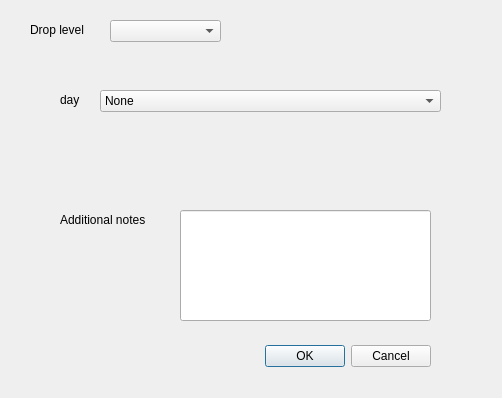
The window that ui/add_notes.ui (LabNeuroCogDevel/LNCDschedule) describes before a commit, drawn with Qt 5.
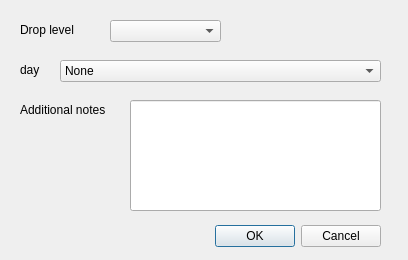
The same window after the commit.

Commit message: cal_table format fixed, wield error on addign notes

```diff
--- a/ui/add_notes.ui
+++ b/ui/add_notes.ui
@@ -6,8 +6,8 @@
    <rect>
     <x>0</x>
     <y>0</y>
-    <width>502</width>
-    <height>398</height>
+    <width>408</width>
+    <height>260</height>
    </rect>
   </property>
   <property name="windowTitle">
@@ -16,8 +16,8 @@
   <widget class="QDialogButtonBox" name="buttonBox">
    <property name="geometry">
     <rect>
-     <x>90</x>
-     <y>340</y>
+     <x>40</x>
+     <y>220</y>
      <width>341</width>
      <height>32</height>
     </rect>
@@ -32,8 +32,8 @@
   <widget class="QLineEdit" name="note_edit">
    <property name="geometry">
     <rect>
-     <x>180</x>
-     <y>210</y>
+     <x>130</x>
+     <y>100</y>
      <width>251</width>
      <height>111</height>
     </rect>
@@ -42,8 +42,8 @@
   <widget class="QLabel" name="relation_label_3">
    <property name="geometry">
     <rect>
-     <x>60</x>
-     <y>210</y>
+     <x>20</x>
+     <y>100</y>
      <width>101</width>
      <height>20</height>
     </rect>
@@ -85,7 +85,7 @@
   <widget class="QLabel" name="relation_label_4">
    <property name="geometry">
     <rect>
-     <x>30</x>
+     <x>20</x>
      <y>20</y>
      <width>101</width>
      <height>20</height>
@@ -98,8 +98,8 @@
   <widget class="QLabel" name="relation_label_5">
    <property name="geometry">
     <rect>
-     <x>60</x>
-     <y>90</y>
+     <x>20</x>
+     <y>60</y>
      <width>101</width>
      <height>20</height>
     </rect>
@@ -111,9 +111,9 @@
   <widget class="QComboBox" name="ctype_box_2">
    <property name="geometry">
     <rect>
-     <x>100</x>
-     <y>90</y>
-     <width>341</width>
+     <x>60</x>
+     <y>60</y>
+     <width>321</width>
      <height>22</height>
     </rect>
    </property>
```
The commit also changes 1 other file.
